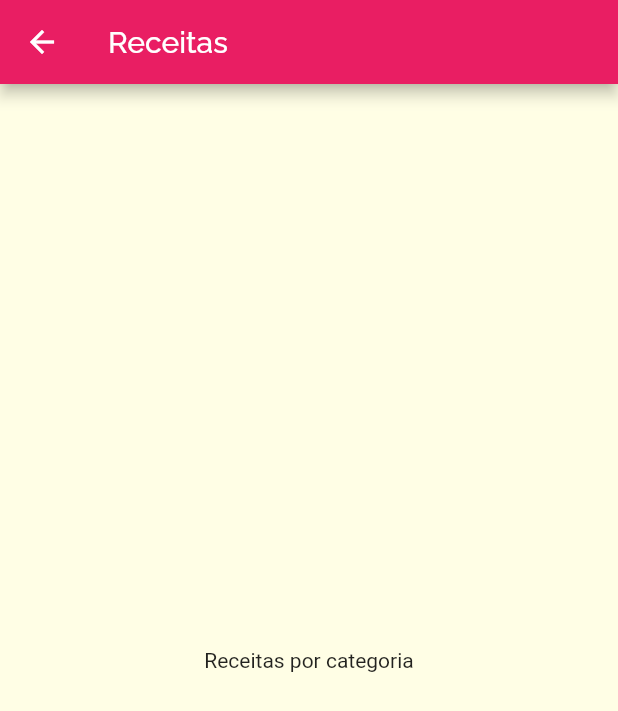
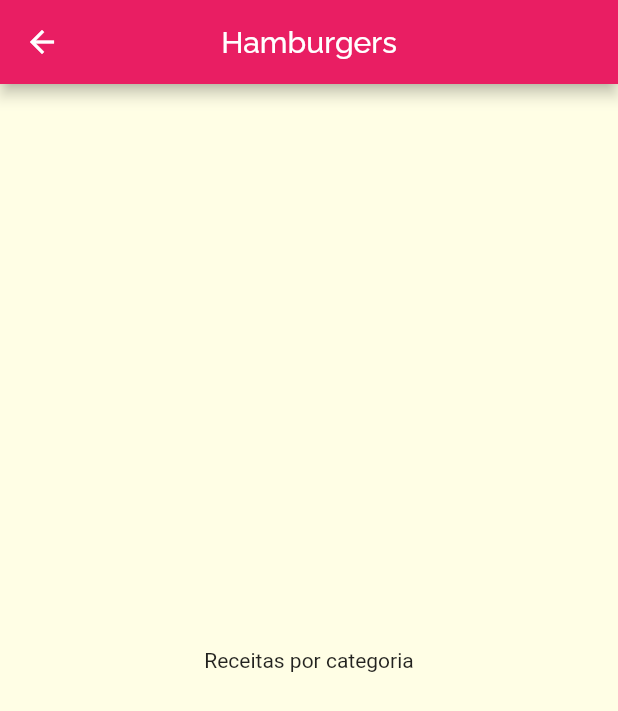
Before and after one commit to DaviSilva2019/MultiplasTelasFlutter, a Flutter app: the screen it shows after launch, after a tap on "Hamburgers", on a phone screen of 412 x 824 dp. Shown: the top 711 px of the screen. Run offline on Flutter 3.47's test engine with Material 2 defaults, Android fonts, the phone set to English and light mode, and no system bars.

```diff
--- a/lib/components/category_item.dart
+++ b/lib/components/category_item.dart
@@ -12,7 +12,7 @@ class CategoryItem extends StatelessWidget {
     Navigator.of(context).push(
       MaterialPageRoute(
         builder: (_){
-          return CategoriesMealsScreen();
+          return CategoriesMealsScreen(category);
         }
       ),
     );
--- a/lib/screens/categories_meals_screen.dart
+++ b/lib/screens/categories_meals_screen.dart
@@ -1,11 +1,17 @@
 import 'package:flutter/material.dart';
+import '../models/category.dart';
 
 class CategoriesMealsScreen extends StatelessWidget {
+
+   final Category category;
+   const CategoriesMealsScreen(this.category);
+
   @override
   Widget build(BuildContext context) {
     return Scaffold(
       appBar: AppBar(
-        title: Text('Receitas'),
+        title: Text(category.title),
+        centerTitle: true,
       ),
       body: Center
         (child: Text('Receitas por categoria'),
```
